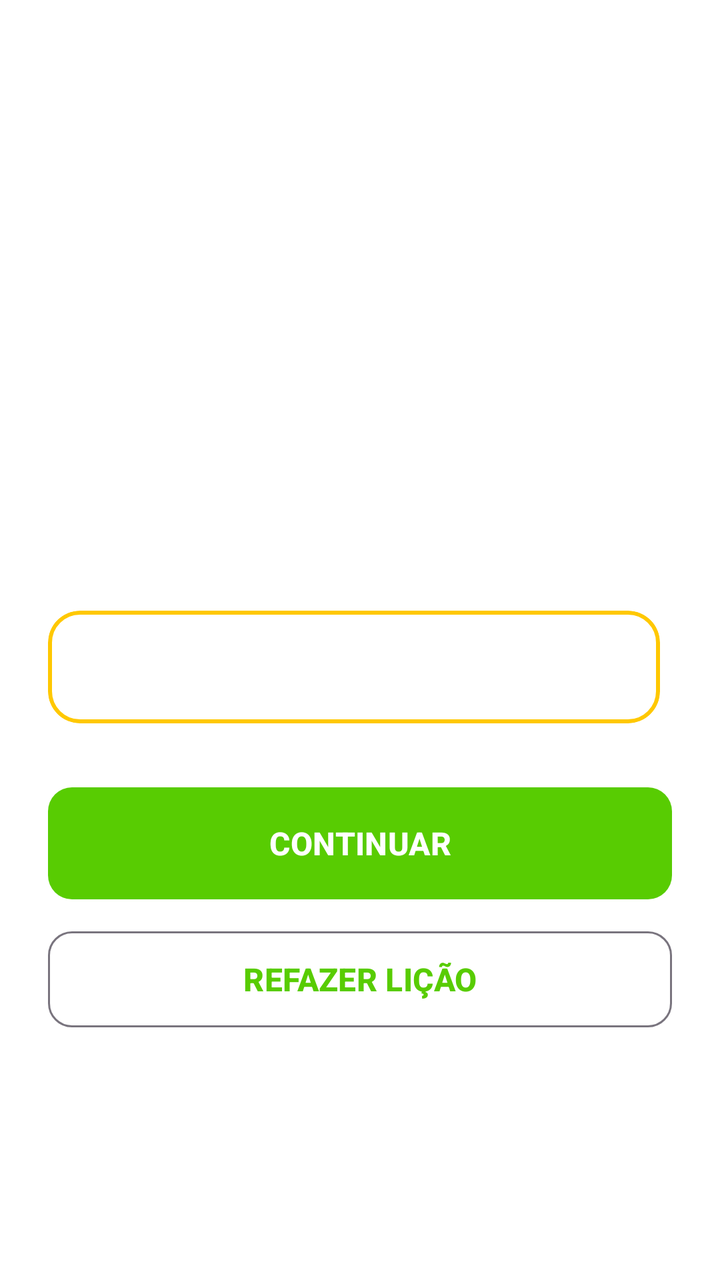
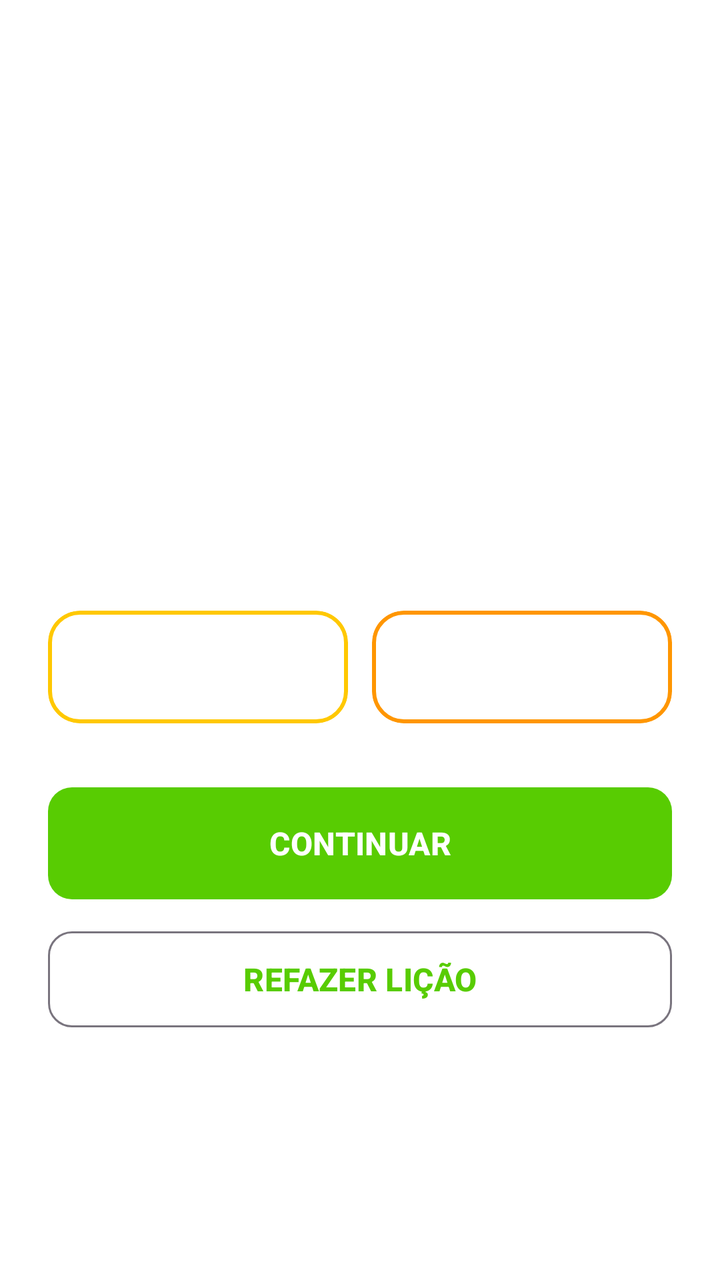

Compare the two renders of this Android layout. The source of the first and the diff that turns it into the second are given below.
<!-- AndroidManifest.xml: application theme Theme.ENEMigo -->
<!-- res/layout/activity_resultado.xml -->
<?xml version="1.0" encoding="utf-8"?>
<ScrollView xmlns:android="http://schemas.android.com/apk/res/android"
    xmlns:app="http://schemas.android.com/apk/res-auto"
    android:layout_width="match_parent"
    android:layout_height="match_parent"
    android:background="@color/fundo"
    android:fillViewport="true">

    <LinearLayout
        android:layout_width="match_parent"
        android:layout_height="wrap_content"
        android:gravity="center"
        android:orientation="vertical"
        android:padding="24dp">

        <TextView
            android:id="@+id/txt_emoji"
            android:layout_width="wrap_content"
            android:layout_height="wrap_content"
            android:textSize="64sp" />

        <TextView
            android:id="@+id/txt_titulo"
            android:layout_width="wrap_content"
            android:layout_height="wrap_content"
            android:layout_marginTop="8dp"
            android:textColor="@color/texto_principal"
            android:textSize="26sp"
            android:textStyle="bold" />

        <TextView
            android:id="@+id/txt_acertos"
            android:layout_width="wrap_content"
            android:layout_height="wrap_content"
            android:layout_marginTop="8dp"
            android:textColor="@color/texto_secundario"
            android:textSize="17sp" />

        <LinearLayout
            android:layout_width="match_parent"
            android:layout_height="wrap_content"
            android:layout_marginTop="24dp"
            android:orientation="horizontal">

            <com.google.android.material.card.MaterialCardView
                style="@style/Widget.Material3.CardView.Outlined"
                android:layout_width="0dp"
                android:layout_height="wrap_content"
                android:layout_marginEnd="6dp"
                android:layout_weight="1"
                app:cardBackgroundColor="@color/fundo"
                app:cardCornerRadius="@dimen/raio_card"
                app:strokeColor="@color/amarelo_xp"
                app:strokeWidth="2dp">

                <TextView
                    android:id="@+id/txt_xp_ganho"
                    android:layout_width="match_parent"
                    android:layout_height="wrap_content"
                    android:gravity="center"
                    android:padding="@dimen/margem_tela"
                    android:textColor="@color/texto_principal"
                    android:textSize="18sp"
                    android:textStyle="bold" />
            </com.google.android.material.card.MaterialCardView>

            
            <com.google.android.material.card.MaterialCardView
                android:id="@+id/card_ofensiva"
                style="@style/Widget.Material3.CardView.Outlined"
                android:layout_width="0dp"
                android:layout_height="wrap_content"
                android:layout_marginStart="6dp"
                android:layout_weight="1"
                android:visibility="gone"
                app:cardBackgroundColor="@color/fundo"
                app:cardCornerRadius="@dimen/raio_card"
                app:strokeColor="@color/laranja_fogo"
                app:strokeWidth="2dp">

                <TextView
                    android:id="@+id/txt_ofensiva_resultado"
                    android:layout_width="match_parent"
                    android:layout_height="wrap_content"
                    android:gravity="center"
                    android:padding="@dimen/margem_tela"
                    android:textColor="@color/texto_principal"
                    android:textSize="18sp"
                    android:textStyle="bold" />
            </com.google.android.material.card.MaterialCardView>
        </LinearLayout>

        <TextView
            android:id="@+id/txt_mensagens"
            android:layout_width="match_parent"
            android:layout_height="wrap_content"
            android:layout_marginTop="@dimen/margem_tela"
            android:gravity="center"
            android:lineSpacingExtra="4dp"
            android:textColor="@color/texto_principal"
            android:textSize="15sp"
            android:visibility="gone" />

        <com.google.android.material.button.MaterialButton
            android:id="@+id/btn_continuar"
            android:layout_width="match_parent"
            android:layout_height="@dimen/altura_botao"
            android:layout_marginTop="32dp"
            android:text="@string/btn_continuar" />

        <com.google.android.material.button.MaterialButton
            android:id="@+id/btn_refazer"
            style="@style/Widget.Material3.Button.OutlinedButton"
            android:layout_width="match_parent"
            android:layout_height="@dimen/altura_botao"
            android:layout_marginTop="@dimen/espaco_cards"
            android:text="@string/btn_refazer"
            android:textStyle="bold"
            app:cornerRadius="@dimen/raio_botao" />
    </LinearLayout>
</ScrollView>
<!-- resources referenced by this layout -->
<resources>
  <color name="amarelo_xp">#FFC800</color>
  <color name="fundo">#FFFFFF</color>
  <color name="laranja_fogo">#FF9600</color>
  <color name="texto_principal">#3C3C3C</color>
  <color name="texto_secundario">#777777</color>
  <dimen name="altura_botao">56dp</dimen>
  <dimen name="espaco_cards">12dp</dimen>
  <dimen name="margem_tela">16dp</dimen>
  <dimen name="raio_botao">12dp</dimen>
  <dimen name="raio_card">16dp</dimen>
  <string name="btn_continuar">CONTINUAR</string>
  <string name="btn_refazer">REFAZER LIÇÃO</string>
  <style name="Theme.ENEMigo" parent="Base.Theme.ENEMigo" />
  <style name="Base.Theme.ENEMigo" parent="Theme.Material3.Light.NoActionBar">
          <item name="colorPrimary">@color/verde_primario</item>
          <item name="colorOnPrimary">@color/branco</item>
          <item name="colorSecondary">@color/azul_selecao</item>
          <item name="android:windowBackground">@color/fundo</item>
          <item name="android:statusBarColor">@color/fundo</item>
          <item name="android:windowLightStatusBar">true</item>
          <item name="android:navigationBarColor">@color/fundo</item>
          <item name="materialButtonStyle">@style/Widget.ENEMigo.Button</item>
      </style>
  <color name="verde_primario">#58CC02</color>
  <color name="branco">#FFFFFF</color>
  <color name="azul_selecao">#1CB0F6</color>
  <style name="Widget.ENEMigo.Button" parent="Widget.Material3.Button">
          <item name="android:minHeight">@dimen/altura_botao</item>
          <item name="android:textAllCaps">true</item>
          <item name="android:textStyle">bold</item>
          <item name="android:textSize">16sp</item>
          <item name="cornerRadius">@dimen/raio_botao</item>
          <item name="android:insetTop">0dp</item>
          <item name="android:insetBottom">0dp</item>
      </style>
</resources>

<!-- the commit's change to res/layout/activity_resultado.xml (unified diff, before → after) -->
@@ -64,7 +64,6 @@
                     android:textStyle="bold" />
             </com.google.android.material.card.MaterialCardView>
 
-            
             <com.google.android.material.card.MaterialCardView
                 android:id="@+id/card_ofensiva"
                 style="@style/Widget.Material3.CardView.Outlined"
@@ -72,7 +71,6 @@
                 android:layout_height="wrap_content"
                 android:layout_marginStart="6dp"
                 android:layout_weight="1"
-                android:visibility="gone"
                 app:cardBackgroundColor="@color/fundo"
                 app:cardCornerRadius="@dimen/raio_card"
                 app:strokeColor="@color/laranja_fogo"
